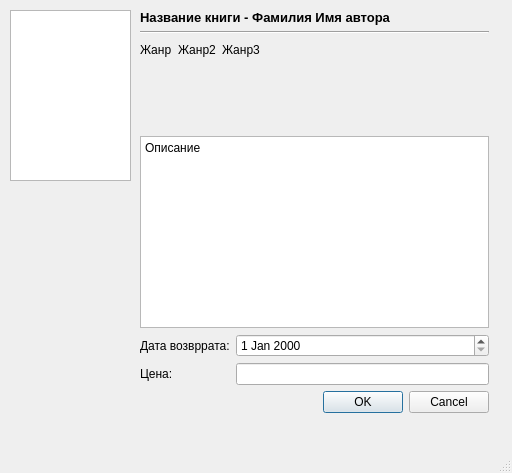
The window that bookwindow.ui (Antareas/Bibleo) describes before a commit, drawn with Qt 5.
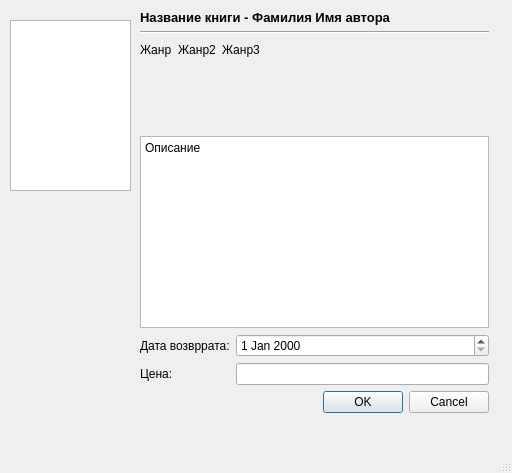
The same window after the commit.

Commit message: rework design

```diff
--- a/bookwindow.ui
+++ b/bookwindow.ui
@@ -18,13 +18,13 @@
     <property name="geometry">
      <rect>
       <x>10</x>
-      <y>10</y>
+      <y>20</y>
       <width>121</width>
       <height>171</height>
      </rect>
     </property>
    </widget>
-   <widget class="QWidget" name="">
+   <widget class="QWidget" name="layoutWidget">
     <property name="geometry">
      <rect>
       <x>140</x>
```
The commit also changes 6 other files.
